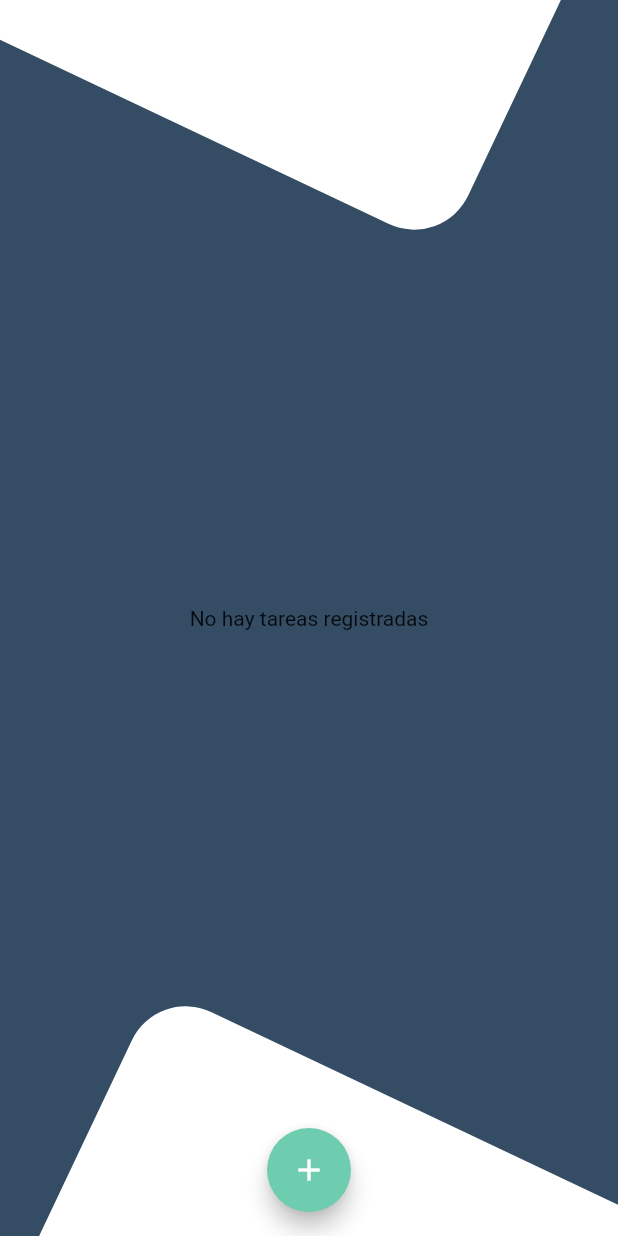
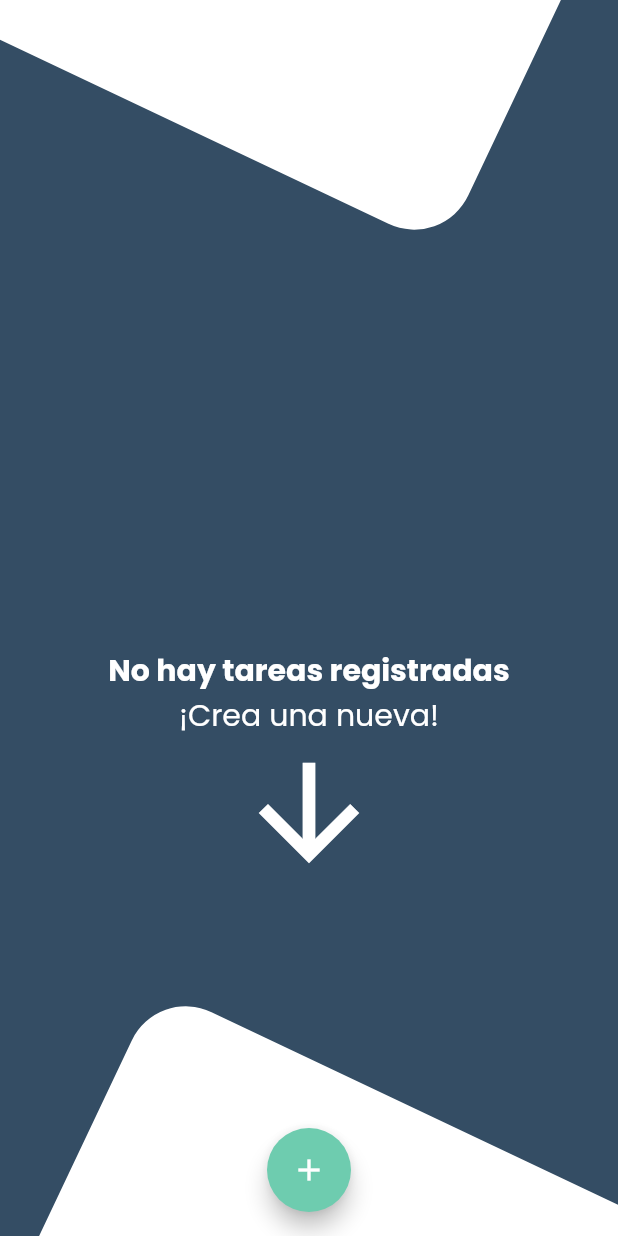
Before and after one commit to jhon2520/app_tareas, a Flutter app: the screen it shows after launch, on a phone screen of 412 x 824 dp. Run offline on Flutter 3.47's test engine with Material 2 defaults, Android fonts, the phone set to English and light mode, and no system bars; our stand-ins replace bloc, flutter_bloc, flutter_colorpicker, google_fonts.

Commit message:
animacion widget inicial

```diff
--- a/lib/consts/app_const.dart
+++ b/lib/consts/app_const.dart
@@ -22,6 +22,8 @@ class AppConst{
   static const String labelAdd = "A d d";
   static const String labelCancel = "C a n c e l";
   static const String labelCreateTaks = "C r e a t e  T a s k";
+  static const String labelNoTasks = "No hay tareas registradas";
+  static const String labelCreateTasks = "¡Crea una nueva!";
   static  InputBorder formFieldBorder = OutlineInputBorder(
                         borderRadius: BorderRadius.circular(30),
                         borderSide: const BorderSide(color: AppConst.backgrounColor));
--- a/lib/state/task_bloc/task_bloc.dart
+++ b/lib/state/task_bloc/task_bloc.dart
@@ -15,7 +15,7 @@ class TaskBloc extends Bloc<TaskEvents,TasksState>{
 
       log("Se activó usuario");
       List<TaskModel> listAux = [...[event.newTaks], ...state.taks ?? []];
-      emit(TaskSetState( newTaksList: listAux,newCurrentTask: state.currentTaks));
+      emit(TaskSetState( newTaksList: listAux));
 
     },);
 
@@ -23,8 +23,16 @@ class TaskBloc extends Bloc<TaskEvents,TasksState>{
     on<SetCurrentTaskEvent>((event, emit) {
 
 
-      emit(TaskSetState(newTaksList: state.taks,newCurrentTask: event.currentTask));
-      log("titulo: ${event.currentTask.titulo} Description ${event.currentTask.descripcion} id ${event.currentTask.taskId} state: ${event.currentTask.state} date: ${event.currentTask.date} color: ${event.currentTask.taskColor} ");
+      emit(TaskSetProgressState(newCurrentTask: event.currentTask));
+      //log("titulo: ${event.currentTask.titulo} Description ${event.currentTask.descripcion} id ${event.currentTask.taskId} state: ${event.currentTask.state} date: ${event.currentTask.date} color: ${event.currentTask.taskColor} ");
+    },);
+
+    on<DeleteTaskEvent>((event, emit) {
+
+      List<TaskModel>? newList = state.taks?.where((element) => element.taskId != event.idTaskToDelete).toList();
+
+      emit(TaskSetState(newTaksList: newList));
+
     },);
 
   }
--- a/lib/state/task_bloc/task_event.dart
+++ b/lib/state/task_bloc/task_event.dart
@@ -18,3 +18,11 @@ class SetCurrentTaskEvent extends TaskEvents{
 
   SetCurrentTaskEvent(this.currentTask);
 }
+
+class DeleteTaskEvent extends TaskEvents{
+
+  final String idTaskToDelete;
+
+  DeleteTaskEvent(this.idTaskToDelete);
+
+}
--- a/lib/state/task_bloc/task_state.dart
+++ b/lib/state/task_bloc/task_state.dart
@@ -23,8 +23,14 @@ class TaksInitState extends TasksState{
 class TaskSetState extends TasksState{
 
   final List<TaskModel>? newTaksList;
-  final TaskModel? newCurrentTask;
 
-  const TaskSetState({this.newTaksList,this.newCurrentTask}):super(existTask: true,taks: newTaksList,currentTaks: newCurrentTask);
+
+  const TaskSetState({this.newTaksList}):super(existTask: true,taks: newTaksList,);
 
 }
+
+class TaskSetProgressState extends TasksState{
+
+  final TaskModel? newCurrentTask;
+  TaskSetProgressState({this.newCurrentTask}):super(currentTaks: newCurrentTask);
+}
--- /dev/null
+++ b/lib/widgets/custom_no_tasks_widget.dart
@@ -0,0 +1,68 @@
+import 'package:flutter/material.dart';
+import 'package:tareitas/consts/app_const.dart';
+import 'dart:math' as math;
+
+
+class CustomNoTaskWidget extends StatefulWidget {
+  const CustomNoTaskWidget({Key? key}) : super(key: key);
+
+  @override
+  State<CustomNoTaskWidget> createState() => _CustomNoTaskWidgetState();
+}
+
+class _CustomNoTaskWidgetState extends State<CustomNoTaskWidget>  with SingleTickerProviderStateMixin{
+
+  late AnimationController _controller;
+  late Animation _animtationRotate;
+
+  @override
+  void initState() {
+    _controller = AnimationController(vsync: this,duration: const Duration(milliseconds: 4000));
+    _animtationRotate = Tween(begin: 0.0,end: 2.0).animate(CurvedAnimation(parent: _controller, curve: Curves.bounceInOut));
+    super.initState();
+  }
+
+  @override
+  void dispose() {
+    _controller.dispose();
+    super.dispose();
+  }
+
+  @override
+  Widget build(BuildContext context) {
+
+    _controller.forward();
+
+    return AnimatedBuilder(
+      animation: _controller,
+      child: const _Child(),
+      builder: (BuildContext context, Widget? child) {
+        return Transform.translate(
+          offset: Offset(0,_animtationRotate.value * 50),
+          child: Transform.scale(
+            scale: _animtationRotate.value,
+            child: child,
+          ),
+        );
+      },
+    );
+  }
+}
+
+class _Child extends StatelessWidget {
+  const _Child({
+    Key? key,
+  }) : super(key: key);
+
+  @override
+  Widget build(BuildContext context) {
+    return Column(
+      mainAxisSize: MainAxisSize.min,
+      children: [
+        Text(AppConst.labelNoTasks, style: AppConst.fontStyle.copyWith(color: AppConst.whiteColor,fontWeight: FontWeight.bold)),
+        Text(AppConst.labelCreateTasks, style: AppConst.fontStyle.copyWith(color: AppConst.whiteColor,)),
+        const Icon(Icons.arrow_downward_sharp, color: AppConst.whiteColor,size: 50,)
+      ],
+    );
+  }
+}
--- a/lib/widgets/task_list.dart
+++ b/lib/widgets/task_list.dart
@@ -1,8 +1,7 @@
 import 'package:flutter/material.dart';
 import 'package:flutter_bloc/flutter_bloc.dart';
-import 'package:tareitas/widgets/task_widget.dart';
-
 import '../state/task_bloc/task_bloc.dart';
+import 'widget.dart' show CustomNoTaskWidget, TaskWidget;
 
 class TasksList extends StatelessWidget {
   const TasksList({
@@ -21,8 +20,8 @@ class TasksList extends StatelessWidget {
         child: BlocBuilder<TaskBloc, TasksState>(
           builder: (context, state) {
 
-            if(state.existTask == false || state.taks == null){
-              return Center(child: Text("No hay tareas registradas"));
+            if(state.existTask == false || state.taks == null || state.taks!.isEmpty){
+              return const Center(child: CustomNoTaskWidget());
             }
 
             final task = state.taks;
--- a/lib/widgets/task_widget.dart
+++ b/lib/widgets/task_widget.dart
@@ -1,7 +1,9 @@
 
 import 'package:flutter/material.dart';
+import 'package:flutter_bloc/flutter_bloc.dart';
 import 'package:tareitas/consts/app_const.dart';
 import 'package:tareitas/models/task_model.dart';
+import 'package:tareitas/state/task_bloc/task_bloc.dart';
 import 'package:tareitas/utils/enums/custom_spacer_enum.dart';
 import 'package:tareitas/utils/styles/color_utils.dart';
 import 'package:tareitas/widgets/custom_spacer.dart';
@@ -50,6 +52,9 @@ class _CardTaskContainer extends StatelessWidget {
 
   @override
   Widget build(BuildContext context) {
+
+    final taskBloc = BlocProvider.of<TaskBloc>(context);
+
     final textStyle = AppConst.fontStyleBold.copyWith(color: AppConst.whiteColor);
     return Column(
       mainAxisAlignment: MainAxisAlignment.spaceBetween,
@@ -85,7 +90,9 @@ class _CardTaskContainer extends StatelessWidget {
             CircleAvatar(
               backgroundColor: AppConst.deleteColor,
               child: IconButton(
-                onPressed: (){},
+                onPressed: (){
+                  taskBloc.add(DeleteTaskEvent(task.taskId!));
+                },
                 icon: const Icon(Icons.delete, color: AppConst.taksBackgroundColor,))),
           ],
         ),
--- a/lib/widgets/widget.dart
+++ b/lib/widgets/widget.dart
@@ -5,3 +5,4 @@ export './custom_spacer.dart';
 export './task_list.dart';
 export './task_widget.dart';
 export './widget.dart';
+export './custom_no_tasks_widget.dart';
```
